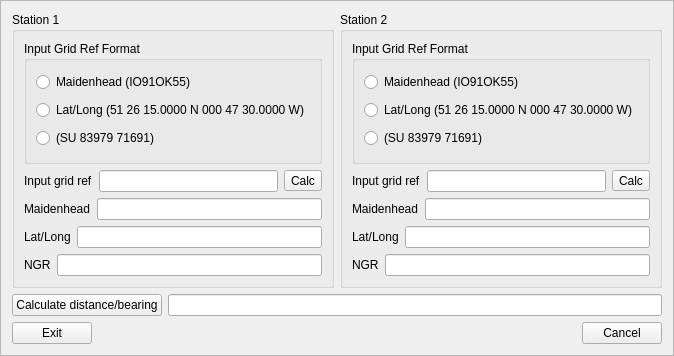
The window that mqt/MqtLogger/LocCalcFrame.ui (Rsclub22/Minos2-Mirror) describes before a commit, drawn with Qt 5.
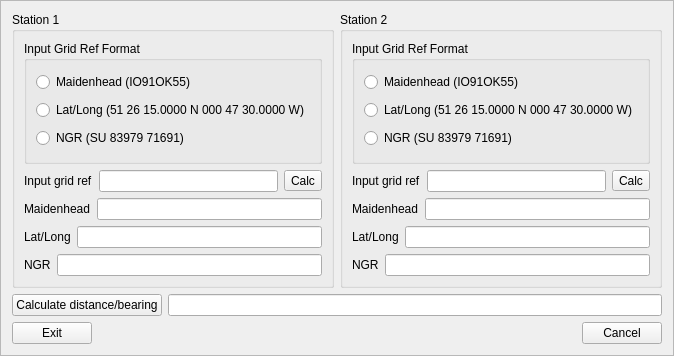
The same window after the commit.

Commit message: Add NGR text - that should already have been there

```diff
--- a/mqt/MqtLogger/LocCalcFrame.ui
+++ b/mqt/MqtLogger/LocCalcFrame.ui
@@ -57,7 +57,7 @@
            <item>
             <widget class="QRadioButton" name="S1NGRRb">
              <property name="text">
-              <string>(SU 83979 71691)</string>
+              <string>NGR (SU 83979 71691)</string>
              </property>
              <attribute name="buttonGroup">
               <string notr="true">refformat1</string>
@@ -180,7 +180,7 @@
            <item>
             <widget class="QRadioButton" name="S2NGRRb">
              <property name="text">
-              <string>(SU 83979 71691)</string>
+              <string>NGR (SU 83979 71691)</string>
              </property>
              <attribute name="buttonGroup">
               <string notr="true">refformat2</string>
```
